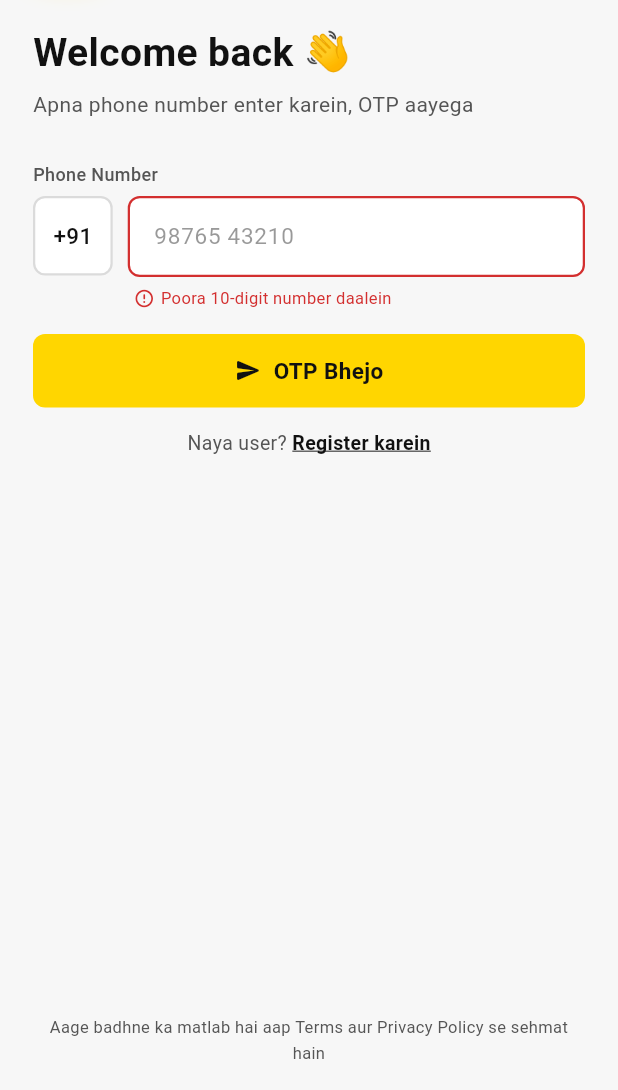
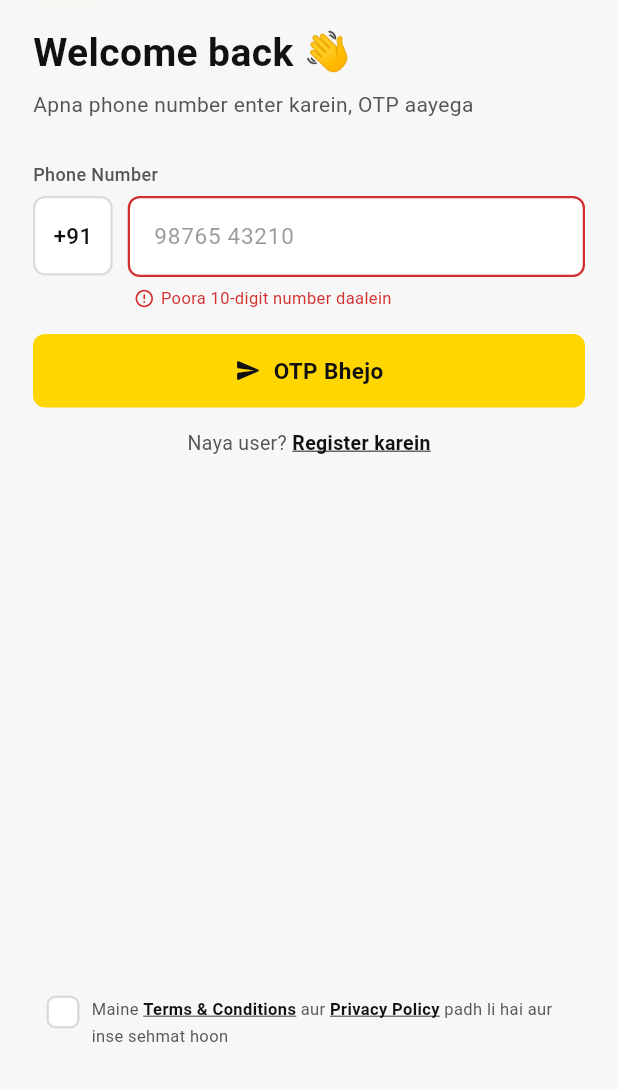
Before and after one commit to ankitovdeveloper/KaamWala_Thekedar, a Flutter app: the screen it shows after launch, after a tap on "OTP Bhejo", on a phone screen of 412 x 824 dp, the part 146-1236 px from its top. Run offline on Flutter 3.47's test engine with Material 3 defaults, Android fonts, the light colour scheme and no system bars; our stand-ins replace audioplayers, geocoding, geolocator, google_maps_flutter, image_picker, shared_preferences and 1 more; missing offline and left inert: dart:js_interop; accounts and stored records are empty; network calls fail; Roboto replaces fonts that are missing (Segoe UI).

Commit message:
feat: Implement Terms & Conditions acceptance flow in login and registration screens
- Added a tick box for Terms & Conditions in both login and registration screens.
- Integrated legal documents fetching from the API to display the latest Terms & Conditions and Privacy Policy.
- Updated the API repository to handle terms versioning during OTP verification.
- Created a new widget for Terms & Conditions check with error handling.
- Enhanced tests to ensure that the form submission is gated by the acceptance of Terms & Conditions.

```diff
--- a/lib/core/i18n/app_strings.dart
+++ b/lib/core/i18n/app_strings.dart
@@ -80,8 +80,23 @@ class AppStrings {
   String get or => 'ya';
   String get googleLogin => 'Google se login karein';
   String get googleSignIn => 'Google Sign-In';
-  String get termsLine =>
-      'Aage badhne ka matlab hai aap Terms aur Privacy Policy se sehmat hain';
+  /// The tick box on the login and register screens, in three pieces:
+  /// prefix + [terms] link + join + [privacyPolicy] link + suffix. Split this
+  /// way because the two document names are tappable, and where they sit in
+  /// the sentence differs by language.
+  String get termsAgreePrefix => 'Maine ';
+  String get termsAgreeJoin => ' aur ';
+  String get termsAgreeSuffix => ' padh li hai aur inse sehmat hoon';
+  String get privacyPolicy => 'Privacy Policy';
+
+  /// Shown under the box when someone taps the button without ticking it.
+  String get termsRequired =>
+      'Aage badhne ke liye shartein accept karna zaroori hai';
+
+  /// Footer of the document sheet — which wording is on screen.
+  String termsVersion(String version) => 'Version $version';
+
+  String get closeLabel => 'Band karein';
 
   // ── Register ──────────────────────────────────────────────────────────────
 
@@ -704,8 +719,20 @@ class _Hindi extends AppStrings {
   @override
   String get googleLogin => 'Google से लॉगिन करें';
   @override
-  String get termsLine =>
-      'आगे बढ़ने का मतलब है आप Terms और Privacy Policy से सहमत हैं';
+  String get termsAgreePrefix => 'मैंने ';
+  @override
+  String get termsAgreeJoin => ' और ';
+  @override
+  String get termsAgreeSuffix => ' पढ़ ली हैं और मैं इनसे सहमत हूँ';
+  @override
+  String get privacyPolicy => 'प्राइवेसी पॉलिसी';
+  @override
+  String get termsRequired =>
+      'आगे बढ़ने के लिए शर्तें स्वीकार करना ज़रूरी है';
+  @override
+  String termsVersion(String version) => 'वर्ज़न $version';
+  @override
+  String get closeLabel => 'बंद करें';
 
   @override
   String get registerWelcome => 'खाता बनाएँ 🧰';
@@ -1618,8 +1645,20 @@ class _English extends AppStrings {
   @override
   String get googleLogin => 'Continue with Google';
   @override
-  String get termsLine =>
-      'By continuing you agree to our Terms and Privacy Policy';
+  String get termsAgreePrefix => 'I have read and agree to the ';
+  @override
+  String get termsAgreeJoin => ' and the ';
+  @override
+  String get termsAgreeSuffix => '';
+  @override
+  String get privacyPolicy => 'Privacy Policy';
+  @override
+  String get termsRequired =>
+      'Please accept the terms to continue';
+  @override
+  String termsVersion(String version) => 'Version $version';
+  @override
+  String get closeLabel => 'Close';
 
   @override
   String get registerWelcome => 'Create your account 🧰';
@@ -3057,6 +3096,17 @@ class _Bhojpuri extends _Hindi {
   @override
   String get terms => 'नियम आ सरत';
   @override
+  String get termsAgreePrefix => 'हम ';
+  @override
+  String get termsAgreeJoin => ' आ ';
+  @override
+  String get termsAgreeSuffix => ' पढ़ लेले बानी आ एकरा से राजी बानी';
+  @override
+  String get termsRequired =>
+      'आगे बढ़े खातिर सरत मानल जरूरी बा';
+  @override
+  String get closeLabel => 'बंद करीं';
+  @override
   String get appVersion => 'ऐप वर्जन';
   @override
   String get logout => 'लॉगआउट';
--- a/lib/data/api/api_config.dart
+++ b/lib/data/api/api_config.dart
@@ -15,8 +15,8 @@
 abstract final class ApiConfig {
   static const baseUrl = String.fromEnvironment(
     'API_BASE_URL',
-    defaultValue: 'https://apps.ovsofts.com/RR/public/api/v1',
-    // defaultValue: 'http://localhost/roziroti/public/api/v1',
+    // defaultValue: 'https://apps.ovsofts.com/RR/public/api/v1',
+    defaultValue: 'http://localhost/roziroti/public/api/v1',
   );
 
   /// Forces the mock repository even when a base URL is present — handy for
--- a/lib/data/repositories/api_repository.dart
+++ b/lib/data/repositories/api_repository.dart
@@ -74,6 +74,7 @@ class ApiRepository implements KaamWalaRepository {
     required String otp,
     String countryCode = '+91',
     SignupDraft? draft,
+    String? termsVersion,
   }) async {
     final data = await _api.post(
       'auth/verify-otp',
@@ -86,6 +87,11 @@ class ApiRepository implements KaamWalaRepository {
         // requires the OTP to have come from `/auth/register` and refuses a
         // number that has been claimed in the meantime.
         if (draft != null) ...{'purpose': 'register', ...draft.toJson()},
+        // Both screens gate their button on the tick box, so reaching here
+        // means it was ticked. The version says which wording; it is absent
+        // when the app fell back to its bundled copy.
+        'terms_accepted': true,
+        'terms_version': ?termsVersion,
       },
     );
     return AuthResult.fromJson(_obj(data));
@@ -96,6 +102,28 @@ class ApiRepository implements KaamWalaRepository {
 
   @override
   Future<AppUser> me() async => AppUser.fromJson(_obj(await _api.get('me')));
+
+  // ── Legal copy ────────────────────────────────────────────────────────────
+
+  @override
+  Future<LegalDocument> legalDocument(LegalDoc doc) async {
+    try {
+      final data = await _api.get(
+        'legal/${doc.slug}',
+        query: {'app': ApiConfig.role},
+      );
+      final json = _obj(data);
+      // A 200 with nothing usable in it counts as a miss: an empty sheet
+      // under the tick box would read as the app being broken.
+      if (json['body'] is String && (json['body'] as String).trim().isNotEmpty) {
+        return LegalDocument.fromJson(json);
+      }
+    } catch (_) {
+      // Deliberately swallowed — see the interface doc. The live server may
+      // still be older than this build, and the user is mid sign-up.
+    }
+    return LegalDocument.bundled(doc);
+  }
 
   // ── Search & detail ───────────────────────────────────────────────────────
 
--- a/lib/features/auth/login_screen.dart
+++ b/lib/features/auth/login_screen.dart
@@ -10,11 +10,13 @@ import '../../core/theme/app_spacing.dart';
 import '../../core/theme/app_theme.dart';
 import '../../core/theme/app_typography.dart';
 import '../../data/api/api_exception.dart';
+import '../../data/models/models.dart';
 import '../../data/session.dart';
 import '../../widgets/kw_async.dart';
 import '../../widgets/kw_button.dart';
 import '../../widgets/kw_field.dart';
 import '../../widgets/kw_scaffold.dart';
+import '../../widgets/kw_terms.dart';
 import 'otp_screen.dart';
 
 class LoginScreen extends StatefulWidget {
@@ -29,6 +31,29 @@ class _LoginScreenState extends State<LoginScreen> {
   bool _busy = false;
   String? _error;
   int _shake = 0;
+
+  /// The Terms tick box. Deliberately not remembered between launches: a box
+  /// that arrives already ticked is not consent.
+  bool _agreed = false;
+  String? _termsError;
+
+  /// Which wording the box is agreeing to, sent on with `verify-otp`. Null
+  /// while it loads, and for good if the app is showing its bundled copy —
+  /// see [LegalDocument.acceptedVersion].
+  String? _termsVersion;
+
+  @override
+  void initState() {
+    super.initState();
+    // One small GET, started as the screen opens so the version is in hand
+    // long before anyone has finished typing a phone number.
+    unawaited(_loadTermsVersion());
+  }
+
+  Future<void> _loadTermsVersion() async {
+    final doc = await context.repo.legalDocument(LegalDoc.terms);
+    if (mounted) setState(() => _termsVersion = doc.acceptedVersion);
+  }
 
   @override
   void dispose() {
@@ -46,6 +71,12 @@ class _LoginScreenState extends State<LoginScreen> {
         _error = context.s.phoneInvalid;
         _shake++;
       });
+      HapticFeedback.heavyImpact();
+      return;
+    }
+
+    if (!_agreed) {
+      setState(() => _termsError = context.s.termsRequired);
       HapticFeedback.heavyImpact();
       return;
     }
@@ -68,6 +99,7 @@ class _LoginScreenState extends State<LoginScreen> {
           countryCode: challenge.countryCode,
           resendIn: challenge.resendIn,
           debugCode: challenge.debugCode,
+          termsVersion: _termsVersion,
         ),
       );
     } on Object catch (e) {
@@ -168,10 +200,13 @@ class _LoginScreenState extends State<LoginScreen> {
               ),
               child: FadeSlideIn(
                 delay: const Duration(milliseconds: 640),
-                child: Text(
-                  s.termsLine,
-                  textAlign: TextAlign.center,
-                  style: AppType.micro.copyWith(height: 1.5),
+                child: KwTermsCheck(
+                  value: _agreed,
+                  errorText: _termsError,
+                  onChanged: (v) => setState(() {
+                    _agreed = v;
+                    if (v) _termsError = null;
+                  }),
                 ),
               ),
             ),
--- a/lib/features/auth/otp_screen.dart
+++ b/lib/features/auth/otp_screen.dart
@@ -29,6 +29,7 @@ class OtpArgs {
     this.resendIn = 30,
     this.debugCode,
     this.draft,
+    this.termsVersion,
   });
 
   /// Bare digits — the format the API expects back on verify.
@@ -46,6 +47,15 @@ class OtpArgs {
   /// creates the account — so without it a sign-up would land on a blank
   /// profile and ask for everything again.
   final SignupDraft? draft;
+
+  /// The version of the Terms the user ticked on the screen that sent them
+  /// here. Passed on to `verify-otp`, which is where the account is created
+  /// and so the only place the acceptance can be recorded against a row.
+  ///
+  /// Null when the sheet fell back to the copy bundled with the app: the
+  /// server would have no such version on file, and a made-up number in the
+  /// acceptance record is worse than a blank one.
+  final String? termsVersion;
 
   /// Whether this is the sign-up flow rather than a login.
   bool get isSignup => draft != null;
@@ -185,6 +195,7 @@ class _OtpScreenState extends State<OtpScreen> {
         otp: _code,
         countryCode: widget.args.countryCode,
         draft: widget.args.draft,
+        termsVersion: widget.args.termsVersion,
       );
       await session.signIn(result);
       if (!mounted) return;
--- /dev/null
+++ b/lib/widgets/kw_terms.dart
@@ -0,0 +1,350 @@
+import 'package:flutter/gestures.dart';
+import 'package:flutter/material.dart';
+
+import '../core/animations/pressable.dart';
+import '../core/i18n/app_strings.dart';
+import '../core/theme/app_colors.dart';
+import '../core/theme/app_spacing.dart';
+import '../core/theme/app_theme.dart';
+import '../core/theme/app_typography.dart';
+import '../data/models/models.dart';
+import '../data/session.dart';
+import 'kw_button.dart';
+
+/// The Terms & Conditions gate on the login and register screens: a tick box
+/// with the two documents linked inside its label.
+///
+/// The wording behind those links is not shipped with the app — it is written
+/// in the admin panel and fetched from `GET /legal/{slug}`, so legal can reword
+/// a clause without a store release. See [LegalSheet].
+///
+/// The screen owns [value] and disables its button until it is true. Nothing is
+/// stored locally: agreeing is a per-sign-in act, and it travels to the server
+/// with the OTP verification, which is where the account is actually created.
+class KwTermsCheck extends StatelessWidget {
+  const KwTermsCheck({
+    super.key,
+    required this.value,
+    required this.onChanged,
+    this.errorText,
+  });
+
+  final bool value;
+  final ValueChanged<bool> onChanged;
+
+  /// Set when the user tried to carry on without ticking. The row turns red and
+  /// says why, rather than the button silently doing nothing.
+  final String? errorText;
+
+  @override
+  Widget build(BuildContext context) {
+    final s = context.s;
+    final bad = errorText != null && !value;
+
+    return Column(
+      crossAxisAlignment: CrossAxisAlignment.start,
+      children: [
+        // The whole row toggles, not just the 22dp box — this is a one-handed
+        // app used on site. The two links inside are the only part of it that
+        // does something else.
+        Pressable(
+          scale: 0.99,
+          onTap: () => onChanged(!value),
+          child: AnimatedContainer(
+            duration: Motion.fast,
+            padding: const EdgeInsets.fromLTRB(Gap.md, Gap.lg, Gap.xl, Gap.lg),
+            decoration: BoxDecoration(
+              color: bad ? const Color(0x0DD32F2F) : Colors.transparent,
+              borderRadius: Radii.rSm,
+              border: Border.all(
+                color: bad ? AppColors.danger : Colors.transparent,
+              ),
+            ),
+            child: Row(
+              crossAxisAlignment: CrossAxisAlignment.start,
+              children: [
+                _Box(checked: value, bad: bad),
+                Gap.hMd,
+                Expanded(child: _label(context, s)),
+              ],
+            ),
+          ),
+        ),
+        if (bad) ...[
+          Gap.vXs,
+          Padding(
+            padding: const EdgeInsets.only(left: Gap.md),
+            child: Text(
+              errorText!,
+              style: AppType.micro.copyWith(color: AppColors.danger),
+            ),
+          ),
+        ],
+      ],
+    );
+  }
+
+  /// "Main … Terms & Conditions aur Privacy Policy se sehmat hoon", with the
+  /// two document names tappable.
+  Widget _label(BuildContext context, AppStrings s) {
+    final base = AppType.micro.copyWith(height: 1.6, color: AppColors.muted);
+    final link = base.copyWith(
+      color: AppColors.black,
+      fontWeight: FontWeight.w700,
+      decoration: TextDecoration.underline,
+    );
+
+    return Text.rich(
+      TextSpan(
+        style: base,
+        children: [
+          TextSpan(text: s.termsAgreePrefix),
+          _linkSpan(context, s.terms, LegalDoc.terms, link),
+          TextSpan(text: s.termsAgreeJoin),
+          _linkSpan(context, s.privacyPolicy, LegalDoc.privacy, link),
+          TextSpan(text: s.termsAgreeSuffix),
+        ],
+      ),
+    );
+  }
+
+  InlineSpan _linkSpan(
+    BuildContext context,
+    String label,
+    LegalDoc doc,
+    TextStyle style,
+  ) {
+    return TextSpan(
+      text: label,
+      style: style,
+      recognizer: TapGestureRecognizer()
+        ..onTap = () => LegalSheet.show(context, doc),
+    );
+  }
+}
+
+/// The tick itself — a yellow square that fills in, matching the app's buttons
+/// rather than Material's blue default.
+class _Box extends StatelessWidget {
+  const _Box({required this.checked, required this.bad});
+
+  final bool checked;
+  final bool bad;
+
+  @override
+  Widget build(BuildContext context) {
+    return AnimatedContainer(
+      duration: Motion.fast,
+      curve: Motion.enter,
+      width: 22,
+      height: 22,
+      decoration: BoxDecoration(
+        color: checked ? AppColors.yellow : AppColors.white,
+        borderRadius: BorderRadius.circular(6),
+        border: Border.all(
+          color: checked
+              ? AppColors.yellowDark
+              : (bad ? AppColors.danger : AppColors.borderStrong),
+          width: 1.6,
+        ),
+      ),
+      child: AnimatedScale(
+        duration: Motion.fast,
+        curve: Motion.spring,
+        scale: checked ? 1 : 0.4,
+        child: AnimatedOpacity(
+          duration: Motion.instant,
+          opacity: checked ? 1 : 0,
+          child: const Icon(
+            Icons.check_rounded,
+            size: 16,
+            color: AppColors.black,
+          ),
+        ),
+      ),
+    );
+  }
+}
+
+/// One legal document, read in a sheet over whatever screen linked to it.
+///
+/// Loads from the API on open. The repository never throws here — an old server
+/// or no signal yields the copy bundled with the app — so this has a spinner
+/// and a result, and no error state to design.
+class LegalSheet extends StatefulWidget {
+  const LegalSheet({super.key, required this.doc});
+
+  final LegalDoc doc;
+
+  static Future<void> show(BuildContext context, LegalDoc doc) {
+    return showModalBottomSheet<void>(
+      context: context,
+      isScrollControlled: true,
+      backgroundColor: AppColors.white,
+      shape: const RoundedRectangleBorder(
+        borderRadius: BorderRadius.vertical(top: Radius.circular(Radii.pill)),
+      ),
+      builder: (_) => LegalSheet(doc: doc),
+    );
+  }
+
+  @override
+  State<LegalSheet> createState() => _LegalSheetState();
+}
+
+class _LegalSheetState extends State<LegalSheet> {
+  late final Future<LegalDocument> _future = context.repo.legalDocument(
+    widget.doc,
+  );
+
+  @override
+  Widget build(BuildContext context) {
+    final s = context.s;
+
+    return DraggableScrollableSheet(
+      expand: false,
+      initialChildSize: 0.85,
+      minChildSize: 0.5,
+      maxChildSize: 0.95,
+      builder: (context, scrollController) => FutureBuilder<LegalDocument>(
+        future: _future,
+        builder: (context, snapshot) {
+          final doc = snapshot.data;
+
+          return Column(
+            children: [
+              Gap.vMd,
+              // Grab handle — the sheet is draggable and long enough that the
+              // affordance earns its 4dp.
+              Container(
+                width: 40,
+                height: 4,
+                decoration: BoxDecoration(
+                  color: AppColors.toggleOff,
+                  borderRadius: BorderRadius.circular(2),
+                ),
+              ),
+              Padding(
+                padding: const EdgeInsets.fromLTRB(
+                  Gap.x4l,
+                  Gap.xl,
+                  Gap.lg,
+                  Gap.md,
+                ),
+                child: Row(
+                  children: [
+                    Expanded(
+                      child: Text(
+                        doc?.title ?? s.terms,
+                        style: AppType.h3.copyWith(fontSize: 18),
+                      ),
+                    ),
+                    Pressable(
+                      scale: 0.88,
+                      onTap: () => Navigator.of(context).pop(),
+                      child: Container(
+                        width: 34,
+                        height: 34,
+                        decoration: const BoxDecoration(
+                          color: AppColors.veil06,
+                          shape: BoxShape.circle,
+                        ),
+                        child: const Icon(Icons.close_rounded, size: 19),
+                      ),
+                    ),
+                  ],
+                ),
+              ),
+              const Divider(height: 1, color: AppColors.border),
+              Expanded(
+                child: doc == null
+                    ? const Center(
+                        child: SizedBox(
+                          width: 26,
+                          height: 26,
+                          child: CircularProgressIndicator(strokeWidth: 2.4),
+                        ),
+                      )
+                    : ListView(
+                        controller: scrollController,
+                        padding: const EdgeInsets.fromLTRB(
+                          Gap.x4l,
+                          Gap.xl,
+                          Gap.x4l,
+                          Gap.x6l,
+                        ),
+                        children: [
+                          ..._blocks(doc.body),
+                          Gap.v24,
+                          Text(
+                            s.termsVersion(doc.version),
+                            style: AppType.micro.copyWith(
+                              color: AppColors.arrow,
+                            ),
+                          ),
+                        ],
+                      ),
+              ),
+              SafeArea(
+                top: false,
+                child: Padding(
+                  padding: const EdgeInsets.fromLTRB(
+                    Gap.x4l,
+                    Gap.md,
+                    Gap.x4l,
+                    Gap.md,
+                  ),
+                  child: KwButton(
+                    label: s.closeLabel,
+                    variant: KwButtonVariant.outline,
+                    onPressed: () => Navigator.of(context).pop(),
+                  ),
+                ),
+              ),
+            ],
+          );
+        },
+      ),
+    );
+  }
+
+  /// Turns the admin's plain text into paragraphs.
+  ///
+  /// Blank lines separate blocks. Inside a block, a first line that is numbered
+  /// ("3. Payment") or ends in a colon is that block's heading — which is how
+  /// the seeded documents are written, and what the admin panel tells whoever
+  /// edits them.
+  List<Widget> _blocks(String body) {
+    final blocks = body
+        .trim()
+        .split(RegExp(r'\n\s*\n'))
+        .map((b) => b.trim())
+        .where((b) => b.isNotEmpty);
+
+    final out = <Widget>[];
+    for (final block in blocks) {
+      final lines = block.split('\n');
+      final first = lines.first.trim();
+      final isHeading =
+          lines.length > 1 &&
+          first.length <= 80 &&
+          (RegExp(r'^\d+[.)]\s').hasMatch(first) || first.endsWith(':'));
+
+      if (out.isNotEmpty) out.add(Gap.v16);
+
+      if (isHeading) {
+        out.add(Text(first, style: AppType.bodyStrong.copyWith(fontSize: 14.5)));
+        out.add(Gap.vXs);
+        out.add(
+          Text(
+            lines.skip(1).join('\n').trim(),
+            style: AppType.bodyMuted.copyWith(height: 1.65),
+          ),
+        );
+      } else {
+        out.add(Text(block, style: AppType.bodyMuted.copyWith(height: 1.65)));
+      }
+    }
+    return out;
+  }
+}
```
Also changed, not shown: lib/data/models/models.dart (+127 -0 lines), lib/data/repositories/kaamwala_repository.dart (+14 -0 lines), lib/data/repositories/mock_repository.dart (+7 -0 lines), lib/features/account/account_screen.dart (+8 -1 lines), lib/features/auth/register_screen.dart (+34 -5 lines), 2 other files.
